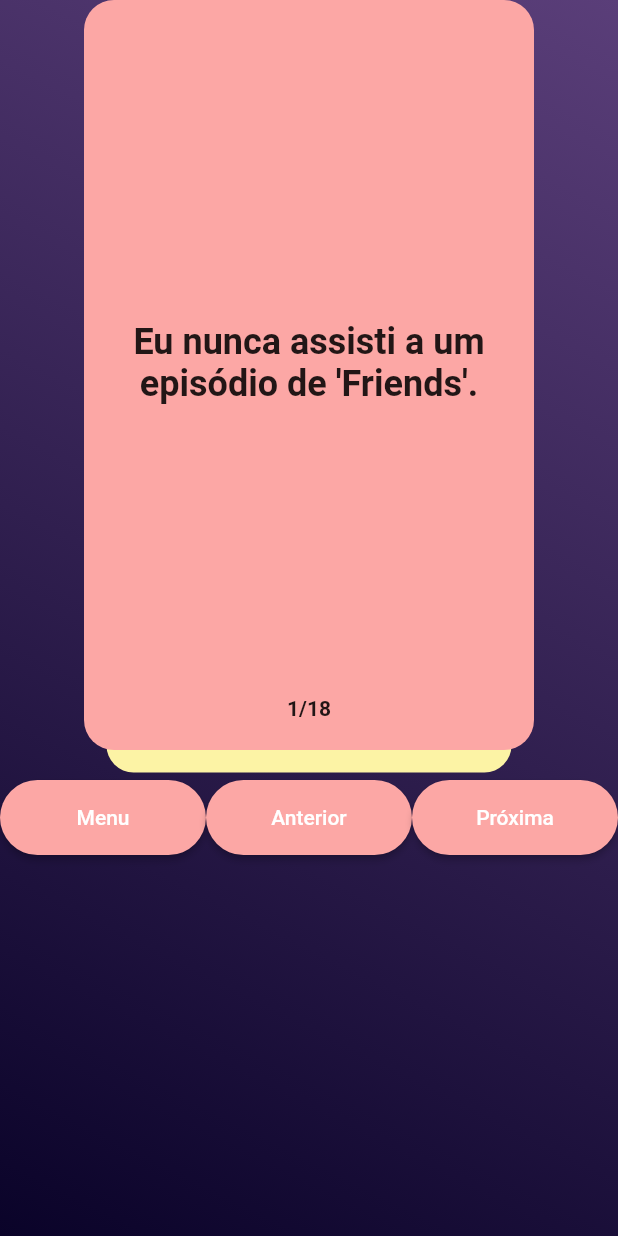
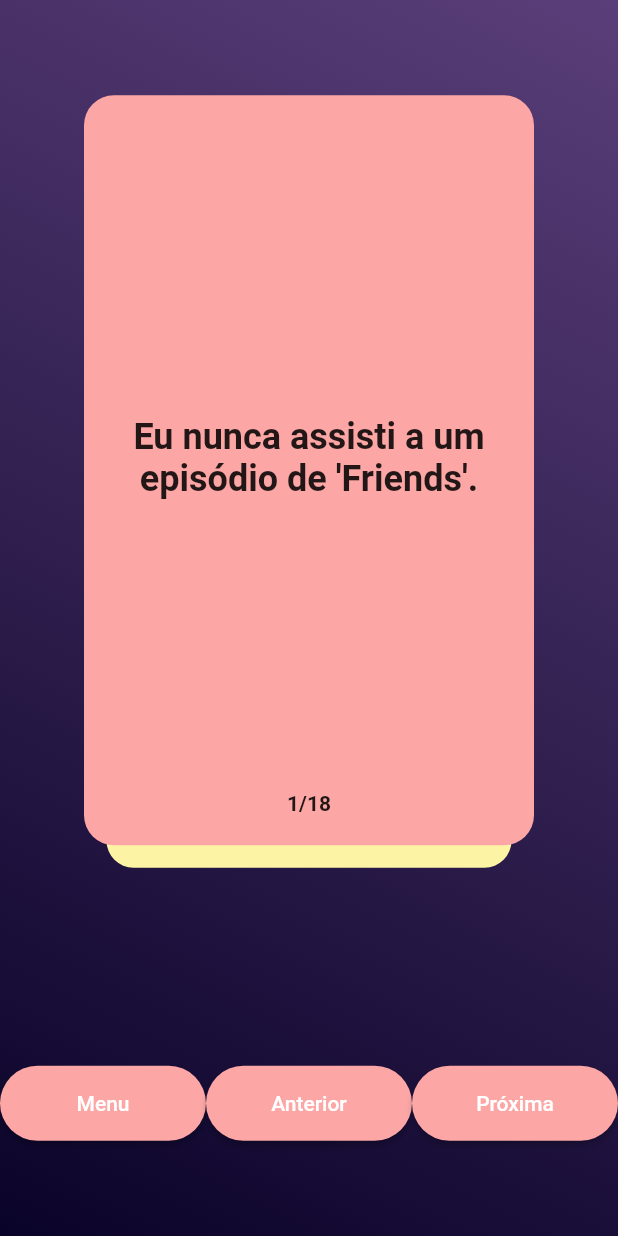
Before and after one commit to allmonty/eu-nunca, a Flutter app: the screen it shows after launch, after a tap on "Leves", on a phone screen of 412 x 824 dp. Run offline on Flutter 3.47's test engine with Material 2 defaults, Android fonts, the phone set to English and light mode, and no system bars; drawn by our look-alikes of appinio_swiper, auto_size_text; generated files the repository leaves out were written again.

Commit message:
refactor align game in center

```diff
--- a/lib/game.dart
+++ b/lib/game.dart
@@ -41,10 +41,8 @@
             ],
           ),
         ),
-        child: Row(
-          children: [
-            Expanded(
         child: Column(
+          mainAxisAlignment: MainAxisAlignment.spaceEvenly,
           mainAxisSize: MainAxisSize.max,
           children: [
             SizedBox(
@@ -114,9 +112,6 @@
           ],
         ),
       ),
-          ],
-        ),
-      ),
     );
   }
 }
```
Lines whose indentation alone changed are shown as unchanged.
